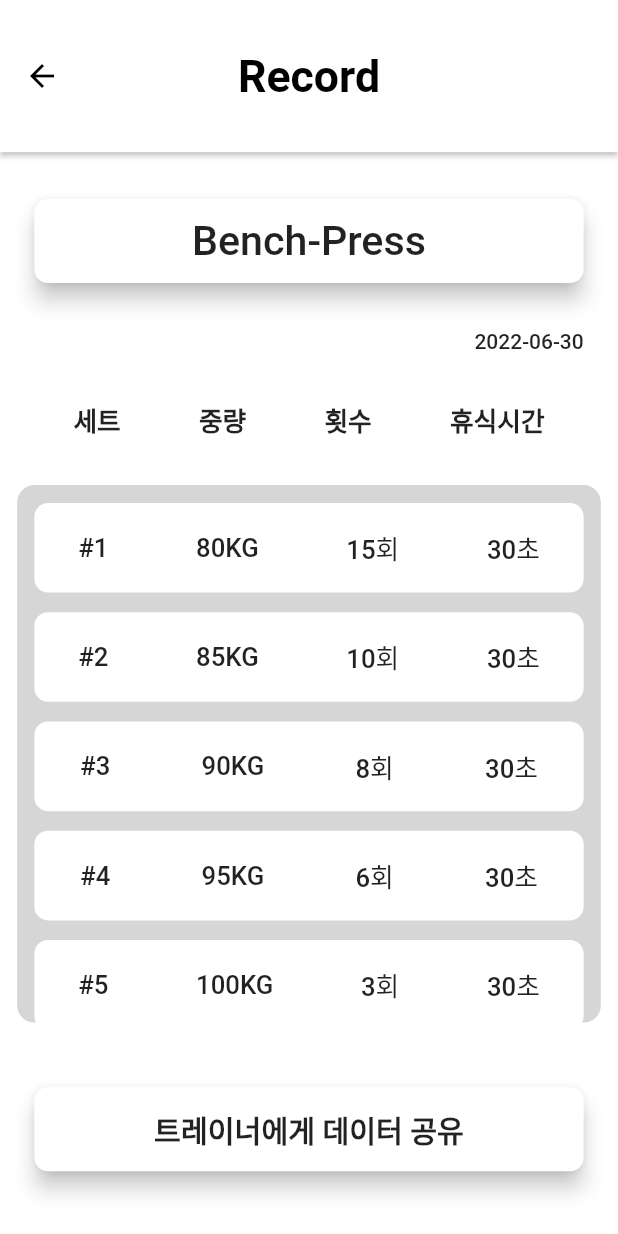
After one commit to Anythink-BeSports/besports_app, a Flutter app: the RecordDetailPage screen opened directly, on a phone screen of 412 x 824 dp. The commit adds this screen. Run offline on Flutter 3.47's test engine with Material 2 defaults, Android fonts, the phone set to English and light mode, and no system bars; our stand-ins replace cloud_firestore, firebase_auth, firebase_core, flutter_screenutil, get, percent_indicator and 1 more; missing offline and left inert: dart:html; accounts and stored records are empty; statements that could not run were skipped.

Commit message:
[#22] Add RecordDetailPage

```diff
--- a/lib/UI/record_page.dart
+++ b/lib/UI/record_page.dart
@@ -1,6 +1,7 @@
 import 'package:flutter/material.dart';
 import 'package:flutter_screenutil/flutter_screenutil.dart';
 import 'package:intl/intl.dart';
+import 'package:sports_application/record_detail_page.dart';
 import 'calendar_page.dart';
 
 class RecordPage extends StatefulWidget {
@@ -49,13 +50,23 @@ class _RecordPageState extends State<RecordPage> {
         )
     );
   }
-  Card viewCard(String exercise_name, String set_num, String count_num) => Card(
+
+  Widget viewCard(String exercise_name, String set_num, String count_num) => Card(
     margin: EdgeInsets.fromLTRB(20.0.w, 0, 20.0.w, 13.0.h),
     shape: RoundedRectangleBorder(
         borderRadius: BorderRadius.circular(8.0.sp)
     ),
-    elevation: 10,
+    elevation: 5.h,
     child: ListTile(
+        onTap: () {
+          Navigator.push(
+            context,
+            MaterialPageRoute(builder: (context)=>RecordDetailPage()),
+          );
+        },
+        shape: RoundedRectangleBorder(
+            borderRadius: BorderRadius.circular(8.0.sp)
+        ),
         title: Text(exercise_name, style: TextStyle(fontWeight: FontWeight.w500, fontSize: 15.sp),),
         trailing: Container(
           margin: EdgeInsets.zero,
--- /dev/null
+++ b/lib/record_detail_page.dart
@@ -0,0 +1,126 @@
+import 'package:flutter/material.dart';
+import 'package:flutter_screenutil/flutter_screenutil.dart';
+import 'package:get/get.dart';
+import 'package:intl/intl.dart';
+import 'calendar_page.dart';
+
+class RecordDetailPage extends StatefulWidget {
+
+  @override
+  State<RecordDetailPage> createState() => _RecordDetailPageState();
+}
+
+class _RecordDetailPageState extends State<RecordDetailPage> {
+
+  @override
+  Widget build(BuildContext context) {
+    return Scaffold(
+        backgroundColor: Colors.white,
+        appBar: AppBar(
+          title: const Text('Record'),
+        ),
+        body: Column(
+          mainAxisAlignment: MainAxisAlignment.spaceEvenly,
+          children: [
+            Card(                                                               // 운동 종류 부분
+              margin: EdgeInsets.fromLTRB(20.0.w, 0.0.h, 20.0.w, 0.0.h),
+              shape: RoundedRectangleBorder(
+                  borderRadius: BorderRadius.circular((8.0.sp))
+              ),
+              elevation: 5.h,
+              child: ListTile(
+                  title: Container(
+                    child: Row(
+                      mainAxisAlignment: MainAxisAlignment.center,
+                      children: [
+                        Text('Bench-Press', style: TextStyle(fontWeight: FontWeight.w500, fontSize: 24.sp)),
+                      ],
+                    ),
+                  )
+              ),
+            ),
+            Row(                                                                // 날짜 부분
+              mainAxisAlignment: MainAxisAlignment.end,
+              children: [
+                Padding(
+                  padding: EdgeInsets.fromLTRB(0, 0, 20.0.w, 0),
+                  child: Text('2022-06-30', style: TextStyle(fontWeight: FontWeight.w500),),
+                )
+              ],
+            ),
+            Container(                                                          // 분류 글자 부분
+              margin: EdgeInsets.fromLTRB(20.0.w, 0.0.h, 20.0.w, 0),
+              child: Row(
+                mainAxisAlignment: MainAxisAlignment.spaceAround,
+                children: [
+                  Text('세트', style: TextStyle(fontWeight: FontWeight.bold, fontSize: 15.sp),),
+                  Text('중량', style: TextStyle(fontWeight: FontWeight.bold, fontSize: 15.sp),),
+                  Text('횟수', style: TextStyle(fontWeight: FontWeight.bold, fontSize: 15.sp),),
+                  Text('휴식시간', style: TextStyle(fontWeight: FontWeight.bold, fontSize: 15.sp),),
+                ],
+              ),
+            ),
+            Container(                                                               // 각 카드들을 모아둔 큰 카드 부분
+              margin: EdgeInsets.fromLTRB(10.w, 0, 10.w, 0),
+              width: MediaQuery.of(context).size.width,
+              decoration: BoxDecoration(
+                borderRadius: BorderRadius.all(Radius.circular(10.0.sp)),
+                color: Colors.grey[350],
+              ),
+              height: 300.h,
+              child: ListView(
+                children: [
+                  viewCard('#1', '80KG', '15회', '30초'),                       // 각 카드들
+                  viewCard('#2', '85KG', '10회', '30초'),
+                  viewCard('#3', '90KG', '8회', '30초'),
+                  viewCard('#4', '95KG', '6회', '30초'),
+                  viewCard('#5', '100KG', '3회', '30초'),
+                  viewCard('#6', '105KG', '2회', '30초'),
+                ],
+              ),
+            ),
+            Card(                                                               // 트레이너 공유 부분
+              margin: EdgeInsets.fromLTRB(20.0.w, 10.0.h, 20.0.w, 10.0.h),
+              shape: RoundedRectangleBorder(
+                  borderRadius: BorderRadius.circular((8.0.sp))
+              ),
+              elevation: 5.h,
+              child: ListTile(
+                  onTap: () {
+
+                  },
+                  shape: RoundedRectangleBorder(
+                      borderRadius: BorderRadius.circular((8.0.sp))
+                  ),
+                  title: Container(
+                    child: Row(
+                      mainAxisAlignment: MainAxisAlignment.center,
+                      children: [
+                        Text('트레이너에게 데이터 공유', style: TextStyle(fontWeight: FontWeight.bold, fontSize: 17.sp)),
+                      ],
+                    ),
+                  )
+              ),
+            ),
+          ],
+        )
+    );
+  }
+  Container viewCard(String set_num, String wieght, String count_num, String rest_time) => Container(
+    margin: EdgeInsets.fromLTRB(10.w, 10.0.h, 10.w, 1.h),
+    height: 50.h,
+    decoration: BoxDecoration(
+      borderRadius: BorderRadius.circular(8.sp),
+      color: Colors.white,
+    ),
+    child: Row(
+      mainAxisAlignment: MainAxisAlignment.spaceAround,
+      children: [
+        Text(set_num, style: TextStyle(fontWeight: FontWeight.w500, fontSize: 15.sp),),
+        Text(wieght, style: TextStyle(fontWeight: FontWeight.w500, fontSize: 15.sp),),
+        Text(count_num, style: TextStyle(fontWeight: FontWeight.w500, fontSize: 15.sp),),
+        Text(rest_time, style: TextStyle(fontWeight: FontWeight.w500, fontSize: 15.sp),),
+      ],
+    ),
+  );
+}
```
